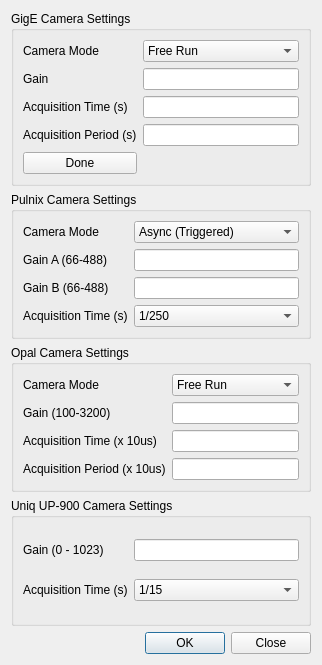
The window that specific.ui (pcdshub/camviewer) describes before a commit, drawn with Qt 5.
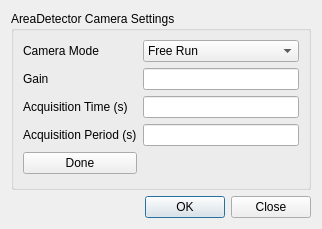
The same window after the commit.

Commit message: General cleanup.  Removed droplet finder and xtc simulation mode, as well as every camera type that isn't area detector.  Added a few more sip files to .gitignore.

The edit to the form file:
```diff
--- a/specific.ui
+++ b/specific.ui
@@ -7,7 +7,7 @@
     <x>0</x>
     <y>0</y>
     <width>318</width>
-    <height>665</height>
+    <height>229</height>
    </rect>
   </property>
   <property name="windowTitle">
@@ -35,7 +35,7 @@
       </size>
      </property>
      <property name="title">
-      <string>GigE Camera Settings</string>
+      <string>AreaDetector Camera Settings</string>
      </property>
      <layout class="QGridLayout" name="gridLayout">
       <item row="0" column="0">
@@ -127,346 +127,6 @@
      </layout>
     </widget>
    </item>
-   <item>
-    <widget class="QGroupBox" name="pulnixBox">
-     <property name="sizePolicy">
-      <sizepolicy hsizetype="Fixed" vsizetype="Preferred">
-       <horstretch>30</horstretch>
-       <verstretch>0</verstretch>
-      </sizepolicy>
-     </property>
-     <property name="minimumSize">
-      <size>
-       <width>300</width>
-       <height>0</height>
-      </size>
-     </property>
-     <property name="maximumSize">
-      <size>
-       <width>300</width>
-       <height>16777215</height>
-      </size>
-     </property>
-     <property name="title">
-      <string>Pulnix Camera Settings</string>
-     </property>
-     <layout class="QGridLayout" name="gridLayout_2">
-      <item row="0" column="0">
-       <widget class="QLabel" name="cmlabelP">
-        <property name="text">
-         <string>Camera Mode</string>
-        </property>
-       </widget>
-      </item>
-      <item row="0" column="2">
-       <widget class="QComboBox" name="cameramodeP">
-        <item>
-         <property name="text">
-          <string>Async (Triggered)</string>
-         </property>
-        </item>
-        <item>
-         <property name="text">
-          <string>Manual (Free Run)</string>
-         </property>
-        </item>
-        <item>
-         <property name="text">
-          <string>Direct</string>
-         </property>
-        </item>
-       </widget>
-      </item>
-      <item row="1" column="0" colspan="2">
-       <widget class="QLabel" name="gainlabel_2">
-        <property name="text">
-         <string>Gain A (66-488)</string>
-        </property>
-       </widget>
-      </item>
-      <item row="1" column="2">
-       <widget class="QLineEdit" name="gainAP"/>
-      </item>
-      <item row="2" column="0">
-       <widget class="QLabel" name="gainlabel_3">
-        <property name="text">
-         <string>Gain B (66-488)</string>
-        </property>
-       </widget>
-      </item>
-      <item row="2" column="2">
-       <widget class="QLineEdit" name="gainBP"/>
-      </item>
-      <item row="3" column="0" colspan="2">
-       <widget class="QLabel" name="label_7">
-        <property name="text">
-         <string>Acquisition Time (s)</string>
-        </property>
-       </widget>
-      </item>
-      <item row="3" column="2">
-       <widget class="QComboBox" name="timeP">
-        <item>
-         <property name="text">
-          <string>1/250</string>
-         </property>
-        </item>
-        <item>
-         <property name="text">
-          <string>1/500</string>
-         </property>
-        </item>
-        <item>
-         <property name="text">
-          <string>1/1000</string>
-         </property>
-        </item>
-        <item>
-         <property name="text">
-          <string>1/2000</string>
-         </property>
-        </item>
-        <item>
-         <property name="text">
-          <string>1/4000</string>
-         </property>
-        </item>
-        <item>
-         <property name="text">
-          <string>1/8000</string>
-         </property>
-        </item>
-        <item>
-         <property name="text">
-          <string>1/16000</string>
-         </property>
-        </item>
-        <item>
-         <property name="text">
-          <string>1/32000</string>
-         </property>
-        </item>
-        <item>
-         <property name="text">
-          <string>1/64000</string>
-         </property>
-        </item>
-        <item>
-         <property name="text">
-          <string>Pulse</string>
-         </property>
-        </item>
-       </widget>
-      </item>
-     </layout>
-    </widget>
-   </item>
-   <item>
-    <widget class="QGroupBox" name="opalBox">
-     <property name="sizePolicy">
-      <sizepolicy hsizetype="Fixed" vsizetype="Preferred">
-       <horstretch>0</horstretch>
-       <verstretch>0</verstretch>
-      </sizepolicy>
-     </property>
-     <property name="minimumSize">
-      <size>
-       <width>300</width>
-       <height>0</height>
-      </size>
-     </property>
-     <property name="maximumSize">
-      <size>
-       <width>300</width>
-       <height>16777215</height>
-      </size>
-     </property>
-     <property name="title">
-      <string>Opal Camera Settings</string>
-     </property>
-     <layout class="QGridLayout" name="gridLayout_3">
-      <item row="0" column="0">
-       <widget class="QLabel" name="cmlabelO">
-        <property name="text">
-         <string>Camera Mode</string>
-        </property>
-       </widget>
-      </item>
-      <item row="0" column="3">
-       <widget class="QComboBox" name="cameramodeO">
-        <item>
-         <property name="text">
-          <string>Free Run</string>
-         </property>
-        </item>
-        <item>
-         <property name="text">
-          <string>Normal (Triggered)</string>
-         </property>
-        </item>
-       </widget>
-      </item>
-      <item row="1" column="0" colspan="2">
-       <widget class="QLabel" name="gainlabel_4">
-        <property name="text">
-         <string>Gain (100-3200)</string>
-        </property>
-       </widget>
-      </item>
-      <item row="1" column="3">
-       <widget class="QLineEdit" name="gainO"/>
-      </item>
-      <item row="2" column="0" colspan="2">
-       <widget class="QLabel" name="label_10">
-        <property name="text">
-         <string>Acquisition Time (x 10us)</string>
-        </property>
-       </widget>
-      </item>
-      <item row="2" column="3">
-       <widget class="QLineEdit" name="timeO"/>
-      </item>
-      <item row="3" column="0" colspan="3">
-       <widget class="QLabel" name="label_9">
-        <property name="text">
-         <string>Acquisition Period (x 10us)</string>
-        </property>
-       </widget>
-      </item>
-      <item row="3" column="3">
-       <widget class="QLineEdit" name="periodO"/>
-      </item>
-     </layout>
-    </widget>
-   </item>
-   <item>
-    <widget class="QGroupBox" name="up900Box">
-     <property name="sizePolicy">
-      <sizepolicy hsizetype="Fixed" vsizetype="Preferred">
-       <horstretch>0</horstretch>
-       <verstretch>0</verstretch>
-      </sizepolicy>
-     </property>
-     <property name="minimumSize">
-      <size>
-       <width>300</width>
-       <height>0</height>
-      </size>
-     </property>
-     <property name="maximumSize">
-      <size>
-       <width>300</width>
-       <height>16777215</height>
-      </size>
-     </property>
-     <property name="title">
-      <string>Uniq UP-900 Camera Settings</string>
-     </property>
-     <layout class="QGridLayout" name="gridLayout_4">
-      <item row="0" column="0">
-       <widget class="QLabel" name="gainlabel_5">
-        <property name="text">
-         <string>Gain (0 - 1023)</string>
-        </property>
-       </widget>
-      </item>
-      <item row="0" column="1">
-       <widget class="QLineEdit" name="gainU"/>
-      </item>
-      <item row="1" column="0">
-       <widget class="QLabel" name="label_8">
-        <property name="text">
-         <string>Acquisition Time (s)</string>
-        </property>
-       </widget>
-      </item>
-      <item row="1" column="1">
-       <widget class="QComboBox" name="timeU">
-        <item>
-         <property name="text">
-          <string>1/15</string>
-         </property>
-        </item>
-        <item>
-         <property name="text">
-          <string>1/30</string>
-         </property>
-        </item>
-        <item>
-         <property name="text">
-          <string>1/60</string>
-         </property>
-        </item>
-        <item>
-         <property name="text">
-          <string>1/125</string>
-         </property>
-        </item>
-        <item>
-         <property name="text">
-          <string>1/250</string>
-         </property>
-        </item>
-        <item>
-         <property name="text">
-          <string>1/500</string>
-         </property>
-        </item>
-        <item>
-         <property name="text">
-          <string>1/1000</string>
-         </property>
-        </item>
-        <item>
-         <property name="text">
-          <string>1/2000</string>
-         </property>
-        </item>
-        <item>
-         <property name="text">
-          <string>1/3000</string>
-         </property>
-        </item>
-        <item>
-         <property name="text">
-          <string>1/4000</string>
-         </property>
-        </item>
-        <item>
-         <property name="text">
-          <string>1/5000</string>
-         </property>
-        </item>
-        <item>
-         <property name="text">
-          <string>1/6000</string>
-         </property>
-        </item>
-        <item>
-         <property name="text">
-          <string>1/7500</string>
-         </property>
-        </item>
-        <item>
-         <property name="text">
-          <string>1/10000</string>
-         </property>
-        </item>
-        <item>
-         <property name="text">
-          <string>1/15000</string>
-         </property>
-        </item>
-        <item>
-         <property name="text">
-          <string>1/31000</string>
-         </property>
-        </item>
-       </widget>
-      </item>
-     </layout>
-    </widget>
-   </item>
    <item>
     <widget class="QDialogButtonBox" name="buttonBox">
      <property name="orientation">
```
Left out of the diff: 2 changed lines with no effect on the pictures. The commit also changes 8 other files.
